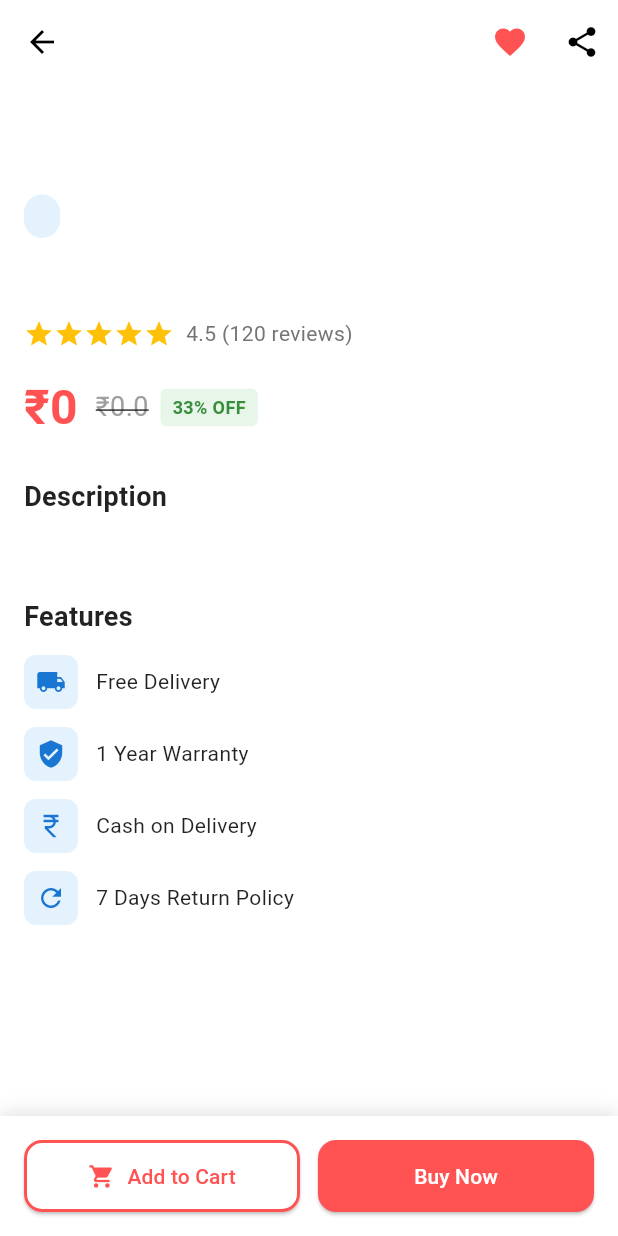
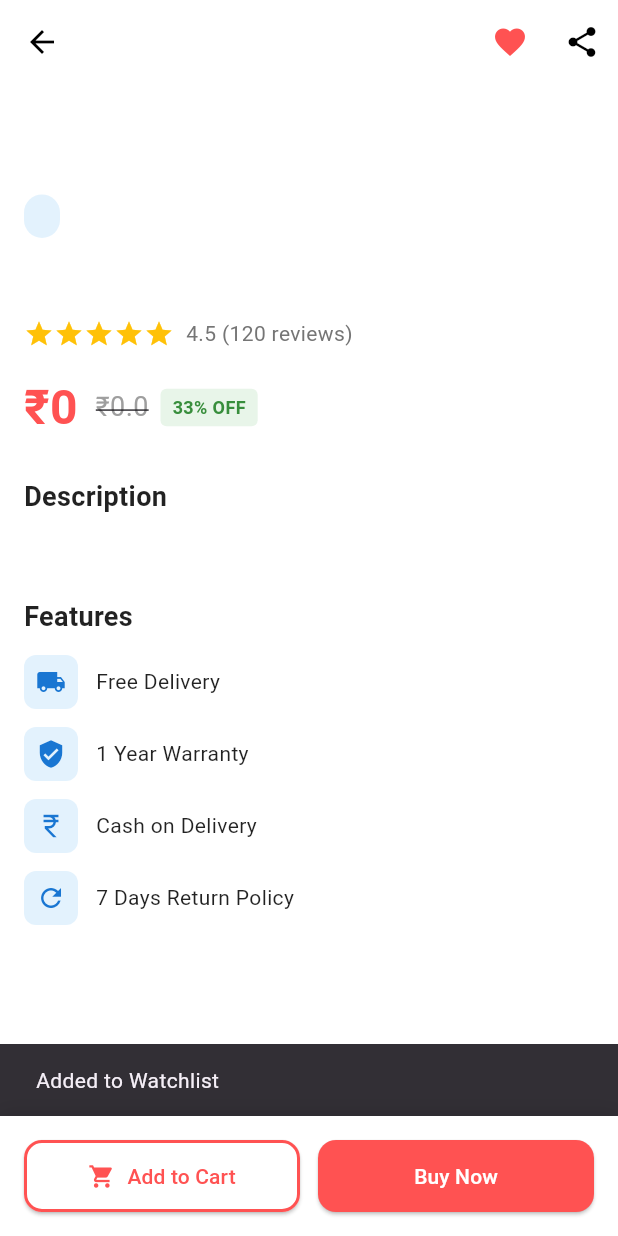
Before and after one commit to AmanSinghThakur01/Shopy, a Flutter app: the ProductDetailPage screen opened directly with empty values, scrolled down 216 dp, after a tap on the "favorite outline" icon, on a phone screen of 412 x 824 dp. Run offline on Flutter 3.47's test engine with Material 3 defaults, Android fonts, the phone set to English and light mode, and no system bars; our stand-ins replace firebase_auth, google_nav_bar, introduction_screen; accounts and stored records are empty; network calls fail.

Commit message:
on tap function added on products and watchlist screen complete

```diff
--- a/Shopy/lib/provider/api_provider.dart
+++ b/Shopy/lib/provider/api_provider.dart
@@ -5,13 +5,54 @@ import 'package:shopy/services/api_services.dart';
 class ApiProvider with ChangeNotifier {
   List<Model> products = [];
   bool loading = true;
-
   Future<void> getData() async {
     loading = true;
     notifyListeners();
-
     products = await ApiServices().getData();
     loading = false;
     notifyListeners();
   }
+
+  final List<Model> _watchlist = [];
+
+  List<Model> get watchlist => _watchlist;
+
+  void addToWatchlist(Model product) {
+    if (!_watchlist.any((item) => item.id == product.id)) {
+      _watchlist.add(product);
+      notifyListeners();
+    }
+  }
+
+  void removeFromWatchlist(Model product) {
+    _watchlist.removeWhere((item) => item.id == product.id);
+    notifyListeners();
+  }
+
+  bool isInWatchlist(Model product) {
+    return _watchlist.any((item) => item.id == product.id);
+  }
+  //
+
+
+  final List<Model> _cartlist = [];
+
+  List<Model> get cartist => _cartlist;
+
+  void addToCartlist(Model product) {
+    if (!_cartlist.any((item) => item.id == product.id)) {
+      _cartlist.add(product);
+      notifyListeners();
+    }
+  }
+
+  void removeFromCartlist(Model product) {
+    _cartlist.removeWhere((item) => item.id == product.id);
+    notifyListeners();
+  }
+
+  bool isInCartlist(Model product) {
+    return _cartlist.any((item) => item.id == product.id);
+  }
+
 }
--- a/Shopy/lib/widgets/product_detail_page.dart
+++ b/Shopy/lib/widgets/product_detail_page.dart
@@ -1,5 +1,7 @@
 import 'package:flutter/material.dart';
+import 'package:provider/provider.dart';
 import 'package:shopy/model/model.dart';
+import 'package:shopy/provider/api_provider.dart';
 
 class ProductDetailPage extends StatefulWidget {
   final Model product;
@@ -12,17 +14,16 @@ class ProductDetailPage extends StatefulWidget {
 
 class _ProductDetailPageState extends State<ProductDetailPage> {
   int currentImageIndex = 0;
-  bool isFavorite = false;
 
   @override
   Widget build(BuildContext context) {
     final size = MediaQuery.of(context).size;
+    final api = Provider.of<ApiProvider>(context);
 
     return Scaffold(
       backgroundColor: Colors.white,
       body: CustomScrollView(
         slivers: [
-          // App Bar with back button
           SliverAppBar(
             expandedHeight: size.height * 0.4,
             pinned: true,
@@ -32,17 +33,29 @@ class _ProductDetailPageState extends State<ProductDetailPage> {
               onPressed: () => Navigator.pop(context),
             ),
             actions: [
+              /// ❤️ FAVORITE USING PROVIDER
               IconButton(
                 icon: Icon(
-                  isFavorite ? Icons.favorite : Icons.favorite_border,
+                  api.isInWatchlist(widget.product)
+                      ? Icons.favorite
+                      : Icons.favorite_border,
                   color: Colors.redAccent,
                 ),
                 onPressed: () {
-                  setState(() {
-                    isFavorite = !isFavorite;
-                  });
+                  if (api.isInWatchlist(widget.product)) {
+                    api.removeFromWatchlist(widget.product);
+                    ScaffoldMessenger.of(context).showSnackBar(
+                      const SnackBar(content: Text("Removed from Watchlist")),
+                    );
+                  } else {
+                    api.addToWatchlist(widget.product);
+                    ScaffoldMessenger.of(context).showSnackBar(
+                      const SnackBar(content: Text("Added to Watchlist")),
+                    );
+                  }
                 },
               ),
+
               IconButton(
                 icon: const Icon(Icons.share, color: Colors.black),
                 onPressed: () {},
@@ -51,7 +64,6 @@ class _ProductDetailPageState extends State<ProductDetailPage> {
             flexibleSpace: FlexibleSpaceBar(
               background: Stack(
                 children: [
-                  // Image Carousel
                   PageView.builder(
                     itemCount: widget.product.images?.length ?? 1,
                     onPageChanged: (index) {
@@ -61,7 +73,8 @@ class _ProductDetailPageState extends State<ProductDetailPage> {
                     },
                     itemBuilder: (context, index) {
                       return Image.network(
-                        widget.product.images?[index] ?? "https://via.placeholder.com/400",
+                        widget.product.images?[index] ??
+                            "https://via.placeholder.com/400",
                         fit: BoxFit.cover,
                         errorBuilder: (context, error, stackTrace) {
                           return Container(
@@ -72,8 +85,9 @@ class _ProductDetailPageState extends State<ProductDetailPage> {
                       );
                     },
                   ),
-                  // Image indicator dots
-                  if (widget.product.images != null && widget.product.images!.length > 1)
+
+                  if (widget.product.images != null &&
+                      widget.product.images!.length > 1)
                     Positioned(
                       bottom: 16,
                       left: 0,
@@ -101,14 +115,12 @@ class _ProductDetailPageState extends State<ProductDetailPage> {
             ),
           ),
 
-          // Product Details
           SliverToBoxAdapter(
             child: Padding(
               padding: const EdgeInsets.all(16.0),
               child: Column(
                 crossAxisAlignment: CrossAxisAlignment.start,
                 children: [
-                  // Category Badge
                   if (widget.product.category != null)
                     Container(
                       padding: const EdgeInsets.symmetric(horizontal: 12, vertical: 6),
@@ -127,7 +139,6 @@ class _ProductDetailPageState extends State<ProductDetailPage> {
                     ),
                   const SizedBox(height: 12),
 
-                  // Product Title
                   Text(
                     widget.product.title ?? "Product Name",
                     style: const TextStyle(
@@ -138,14 +149,13 @@ class _ProductDetailPageState extends State<ProductDetailPage> {
                   ),
                   const SizedBox(height: 8),
 
-                  // Rating (you can replace with actual rating if available)
                   Row(
                     children: [
-                      ...List.generate(5, (index) => const Icon(
-                        Icons.star,
-                        color: Colors.amber,
-                        size: 20,
-                      )),
+                      ...List.generate(
+                        5,
+                            (index) => const Icon(Icons.star,
+                            color: Colors.amber, size: 20),
+                      ),
                       const SizedBox(width: 8),
                       Text(
                         "4.5 (120 reviews)",
@@ -158,7 +168,6 @@ class _ProductDetailPageState extends State<ProductDetailPage> {
                   ),
                   const SizedBox(height: 16),
 
-                  // Price
                   Row(
                     children: [
                       Text(
@@ -180,7 +189,8 @@ class _ProductDetailPageState extends State<ProductDetailPage> {
                       ),
                       const SizedBox(width: 8),
                       Container(
-                        padding: const EdgeInsets.symmetric(horizontal: 8, vertical: 4),
+                        padding: const EdgeInsets.symmetric(
+                            horizontal: 8, vertical: 4),
                         decoration: BoxDecoration(
                           color: Colors.green.shade50,
                           borderRadius: BorderRadius.circular(4),
@@ -198,7 +208,6 @@ class _ProductDetailPageState extends State<ProductDetailPage> {
                   ),
                   const SizedBox(height: 24),
 
-                  // Description Section
                   const Text(
                     "Description",
                     style: TextStyle(
@@ -208,6 +217,7 @@ class _ProductDetailPageState extends State<ProductDetailPage> {
                     ),
                   ),
                   const SizedBox(height: 8),
+
                   Text(
                     widget.product.description ?? "No description available",
                     style: TextStyle(
@@ -218,7 +228,6 @@ class _ProductDetailPageState extends State<ProductDetailPage> {
                   ),
                   const SizedBox(height: 24),
 
-                  // Features
                   const Text(
                     "Features",
                     style: TextStyle(
@@ -228,12 +237,13 @@ class _ProductDetailPageState extends State<ProductDetailPage> {
                     ),
                   ),
                   const SizedBox(height: 12),
+
                   _buildFeatureItem(Icons.local_shipping, "Free Delivery"),
                   _buildFeatureItem(Icons.verified_user, "1 Year Warranty"),
                   _buildFeatureItem(Icons.currency_rupee, "Cash on Delivery"),
                   _buildFeatureItem(Icons.refresh, "7 Days Return Policy"),
 
-                  const SizedBox(height: 100), // Space for bottom buttons
+                  const SizedBox(height: 100),
                 ],
               ),
             ),
@@ -241,7 +251,6 @@ class _ProductDetailPageState extends State<ProductDetailPage> {
         ],
       ),
 
-      // Bottom Action Buttons
       bottomNavigationBar: Container(
         padding: const EdgeInsets.all(16),
         decoration: BoxDecoration(
@@ -256,7 +265,6 @@ class _ProductDetailPageState extends State<ProductDetailPage> {
         ),
         child: Row(
           children: [
-            // Add to Cart Button
             Expanded(
               child: ElevatedButton.icon(
                 onPressed: () {
@@ -278,7 +286,6 @@ class _ProductDetailPageState extends State<ProductDetailPage> {
               ),
             ),
             const SizedBox(width: 12),
-            // Buy Now Button
             Expanded(
               child: ElevatedButton(
                 onPressed: () {
```
Also changed, not shown: Shopy/lib/presentation/user/screens/WishlistScreen.dart (+108 -5 lines).
